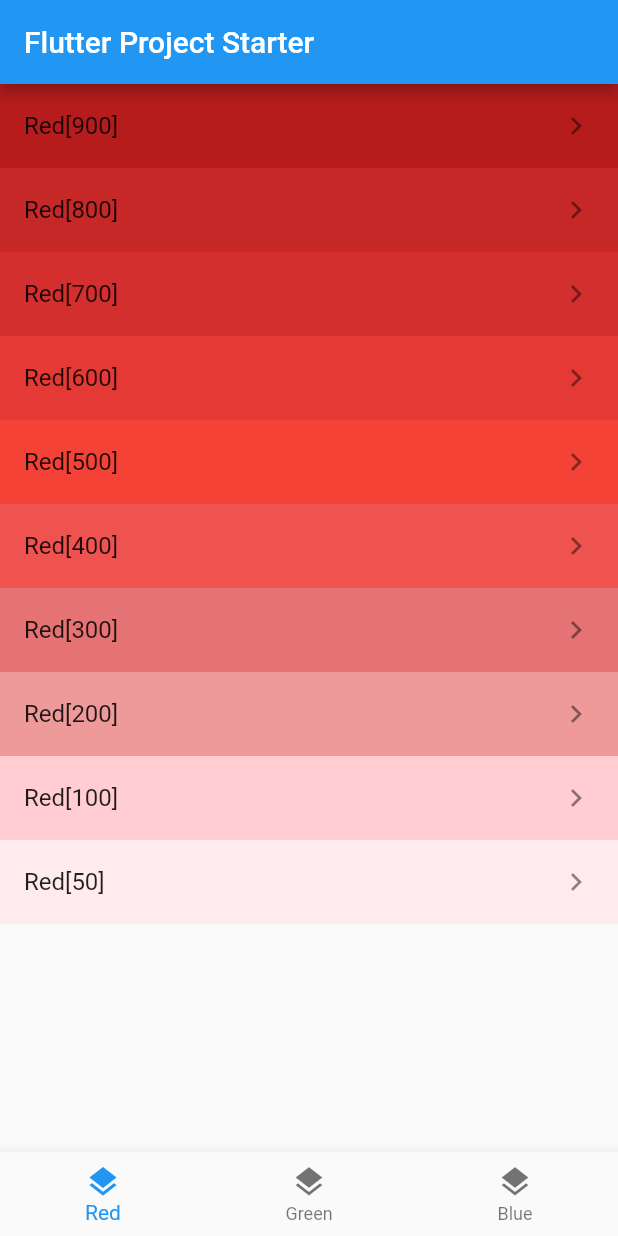
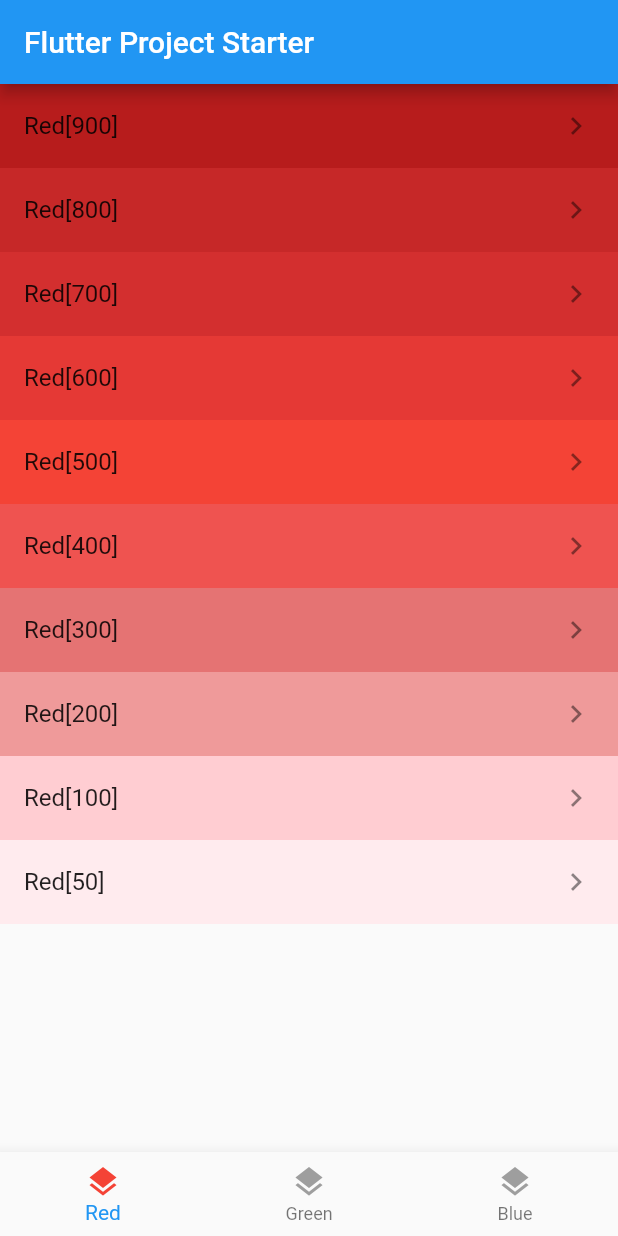
Before and after one commit to clarkdowner/flutter_nav_starter, a Flutter app: the screen it shows after launch, on a phone screen of 412 x 824 dp. Run offline on Flutter 3.47's test engine with Material 2 defaults, Android fonts, the phone set to English and light mode, and no system bars.

Commit message:
Update tab colors when selected

```diff
--- a/lib/main.dart
+++ b/lib/main.dart
@@ -140,11 +140,20 @@ class BottomNavigation extends StatelessWidget {
 
   BottomNavigationBarItem _buildBottomNavigationBarItem({TabItem tabItem}) {
     return BottomNavigationBarItem(
-      title: new Text(TabHelper.description(tabItem)),
+      title: new Text(
+        TabHelper.description(tabItem),
+        style: TextStyle(
+          color: _tabColorSelect(tabItem)
+        ),
+      ),
       icon: new Icon(
         Icons.layers,
-//        color: TabHelper.color(tabItem),
+        color: _tabColorSelect(tabItem),
       ),
     );
   }
+
+  Color _tabColorSelect(TabItem tabItem) {
+    return currentTab == tabItem ? TabHelper.color(tabItem) : Colors.grey;
+  }
 }
```
